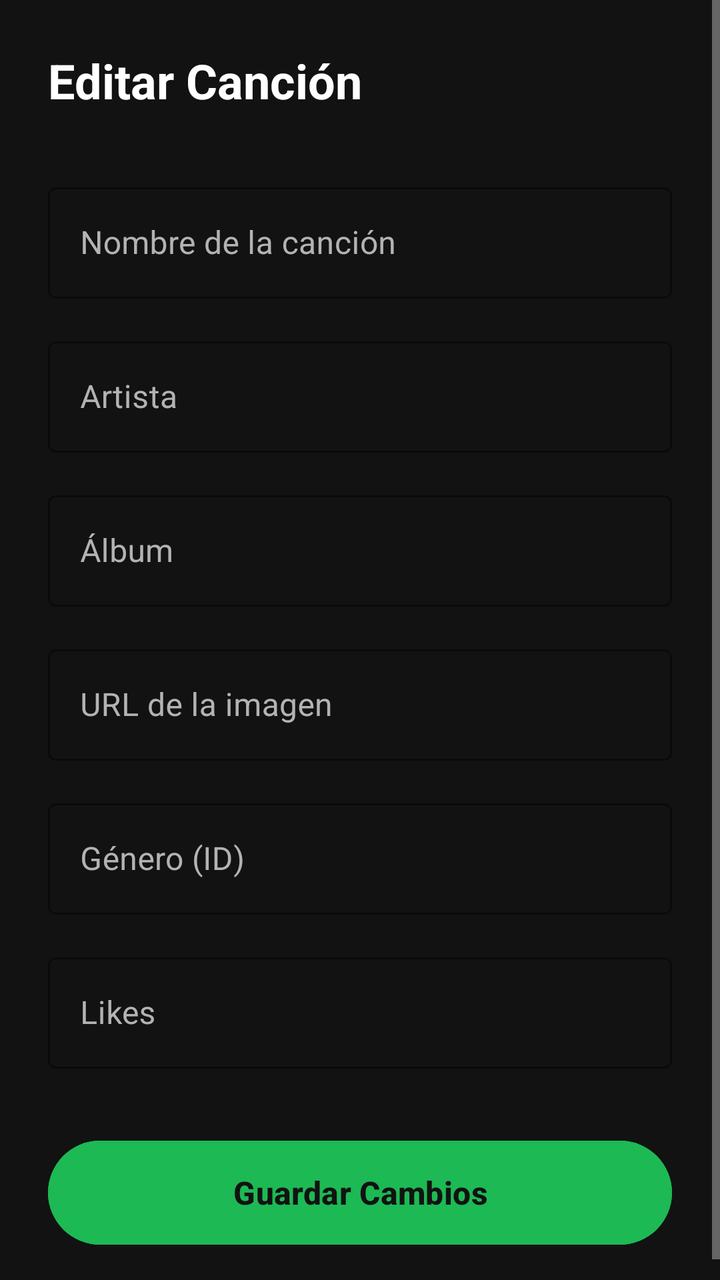
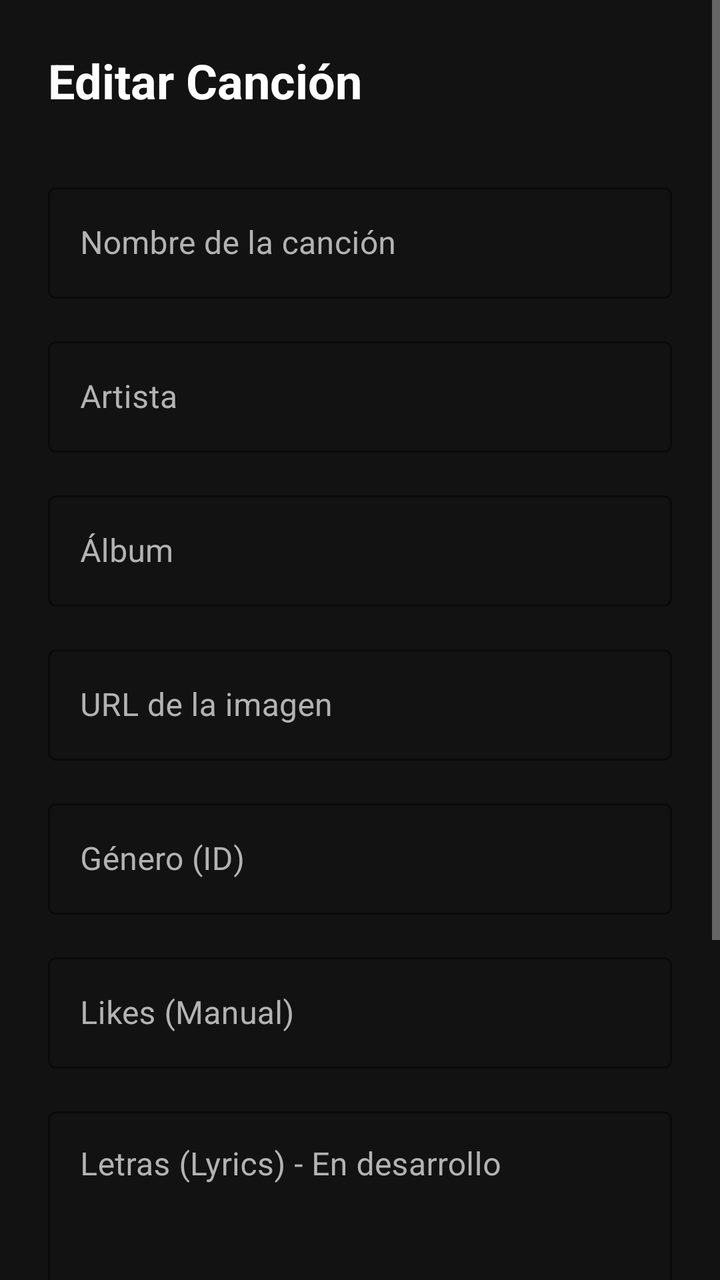

Before-and-after screenshots of an Android layout around one commit, followed by the original layout XML and the change that was made.
<!-- AndroidManifest.xml: application theme Theme.AppMusica -->
<!-- res/layout/activity_edit_cancion.xml -->
<?xml version="1.0" encoding="utf-8"?>
<ScrollView xmlns:android="http://schemas.android.com/apk/res/android"
    xmlns:app="http://schemas.android.com/apk/res-auto"
    android:layout_width="match_parent"
    android:layout_height="match_parent"
    android:background="@color/spotify_black"
    android:fillViewport="true">

    <LinearLayout
        android:layout_width="match_parent"
        android:layout_height="wrap_content"
        android:orientation="vertical"
        android:padding="24dp">

        <TextView
            android:layout_width="match_parent"
            android:layout_height="wrap_content"
            android:layout_marginBottom="32dp"
            android:text="Editar Canción"
            android:textColor="@color/white"
            android:textSize="24sp"
            android:textStyle="bold" />

        <com.google.android.material.textfield.TextInputLayout
            style="@style/Widget.MaterialComponents.TextInputLayout.OutlinedBox"
            android:layout_width="match_parent"
            android:layout_height="wrap_content"
            android:layout_marginBottom="16dp"
            android:hint="Nombre de la canción"
            android:textColorHint="@color/spotify_light_grey"
            app:boxStrokeColor="@color/spotify_green"
            app:hintTextColor="@color/spotify_green">

            <com.google.android.material.textfield.TextInputEditText
                android:id="@+id/editTextNombre"
                android:layout_width="match_parent"
                android:layout_height="wrap_content"
                android:textColor="@color/white" />
        </com.google.android.material.textfield.TextInputLayout>

        <com.google.android.material.textfield.TextInputLayout
            style="@style/Widget.MaterialComponents.TextInputLayout.OutlinedBox"
            android:layout_width="match_parent"
            android:layout_height="wrap_content"
            android:layout_marginBottom="16dp"
            android:hint="Artista"
            android:textColorHint="@color/spotify_light_grey"
            app:boxStrokeColor="@color/spotify_green"
            app:hintTextColor="@color/spotify_green">

            <com.google.android.material.textfield.TextInputEditText
                android:id="@+id/editTextArtista"
                android:layout_width="match_parent"
                android:layout_height="wrap_content"
                android:textColor="@color/white" />
        </com.google.android.material.textfield.TextInputLayout>

        <com.google.android.material.textfield.TextInputLayout
            style="@style/Widget.MaterialComponents.TextInputLayout.OutlinedBox"
            android:layout_width="match_parent"
            android:layout_height="wrap_content"
            android:layout_marginBottom="16dp"
            android:hint="Álbum"
            android:textColorHint="@color/spotify_light_grey"
            app:boxStrokeColor="@color/spotify_green"
            app:hintTextColor="@color/spotify_green">

            <com.google.android.material.textfield.TextInputEditText
                android:id="@+id/editTextAlbum"
                android:layout_width="match_parent"
                android:layout_height="wrap_content"
                android:textColor="@color/white" />
        </com.google.android.material.textfield.TextInputLayout>

        <com.google.android.material.textfield.TextInputLayout
            style="@style/Widget.MaterialComponents.TextInputLayout.OutlinedBox"
            android:layout_width="match_parent"
            android:layout_height="wrap_content"
            android:layout_marginBottom="16dp"
            android:hint="URL de la imagen"
            android:textColorHint="@color/spotify_light_grey"
            app:boxStrokeColor="@color/spotify_green"
            app:hintTextColor="@color/spotify_green">

            <com.google.android.material.textfield.TextInputEditText
                android:id="@+id/editTextImagen"
                android:layout_width="match_parent"
                android:layout_height="wrap_content"
                android:textColor="@color/white" />
        </com.google.android.material.textfield.TextInputLayout>

        <com.google.android.material.textfield.TextInputLayout
            style="@style/Widget.MaterialComponents.TextInputLayout.OutlinedBox"
            android:layout_width="match_parent"
            android:layout_height="wrap_content"
            android:layout_marginBottom="16dp"
            android:hint="Género (ID)"
            android:textColorHint="@color/spotify_light_grey"
            app:boxStrokeColor="@color/spotify_green"
            app:hintTextColor="@color/spotify_green">

            <com.google.android.material.textfield.TextInputEditText
                android:id="@+id/editTextGenero"
                android:layout_width="match_parent"
                android:layout_height="wrap_content"
                android:inputType="number"
                android:textColor="@color/white" />
        </com.google.android.material.textfield.TextInputLayout>

        <com.google.android.material.textfield.TextInputLayout
            style="@style/Widget.MaterialComponents.TextInputLayout.OutlinedBox"
            android:layout_width="match_parent"
            android:layout_height="wrap_content"
            android:layout_marginBottom="32dp"
            android:hint="Likes"
            android:textColorHint="@color/spotify_light_grey"
            app:boxStrokeColor="@color/spotify_green"
            app:hintTextColor="@color/spotify_green">

            <com.google.android.material.textfield.TextInputEditText
                android:id="@+id/editTextLikes"
                android:layout_width="match_parent"
                android:layout_height="wrap_content"
                android:inputType="number"
                android:textColor="@color/white" />
        </com.google.android.material.textfield.TextInputLayout>

        <Button
            android:id="@+id/btnUpdateCancion"
            android:layout_width="match_parent"
            android:layout_height="60dp"
            android:backgroundTint="@color/spotify_green"
            android:text="Guardar Cambios"
            android:textColor="@color/spotify_black"
            android:textSize="16sp"
            android:textStyle="bold"
            app:cornerRadius="30dp" />

    </LinearLayout>
</ScrollView>
<!-- resources referenced by this layout -->
<resources>
  <color name="spotify_black">#121212</color>
  <color name="spotify_green">#1DB954</color>
  <color name="spotify_light_grey">#B3B3B3</color>
  <color name="white">#FFFFFFFF</color>
  <style name="Theme.AppMusica" parent="Base.Theme.AppMusica">
          <item name="android:statusBarColor">@color/spotify_black</item>
          <item name="android:navigationBarColor">@color/spotify_black</item>
          <item name="android:windowLightStatusBar">false</item>
      </style>
  <style name="Base.Theme.AppMusica" parent="Theme.Material3.DayNight.NoActionBar">
          
          <item name="colorPrimary">@color/spotify_green</item>
          <item name="colorSurface">@color/spotify_dark_grey</item>
          <item name="android:windowBackground">@color/spotify_black</item>
          <item name="android:textColorPrimary">@color/white</item>
          <item name="android:textColorSecondary">@color/spotify_light_grey</item>
      </style>
  <color name="spotify_dark_grey">#181818</color>
</resources>

<!-- the commit's change to res/layout/activity_edit_cancion.xml (unified diff, before → after) -->
@@ -111,8 +111,8 @@
             style="@style/Widget.MaterialComponents.TextInputLayout.OutlinedBox"
             android:layout_width="match_parent"
             android:layout_height="wrap_content"
-            android:layout_marginBottom="32dp"
-            android:hint="Likes"
+            android:layout_marginBottom="16dp"
+            android:hint="Likes (Manual)"
             android:textColorHint="@color/spotify_light_grey"
             app:boxStrokeColor="@color/spotify_green"
             app:hintTextColor="@color/spotify_green">
@@ -122,6 +122,25 @@
                 android:layout_width="match_parent"
                 android:layout_height="wrap_content"
                 android:inputType="number"
+                android:textColor="@color/white" />
+        </com.google.android.material.textfield.TextInputLayout>
+
+        <com.google.android.material.textfield.TextInputLayout
+            style="@style/Widget.MaterialComponents.TextInputLayout.OutlinedBox"
+            android:layout_width="match_parent"
+            android:layout_height="wrap_content"
+            android:layout_marginBottom="32dp"
+            android:hint="Letras (Lyrics) - En desarrollo"
+            android:textColorHint="@color/spotify_light_grey"
+            app:boxStrokeColor="@color/spotify_green"
+            app:hintTextColor="@color/spotify_green">
+
+            <com.google.android.material.textfield.TextInputEditText
+                android:id="@+id/editTextLyrics"
+                android:layout_width="match_parent"
+                android:layout_height="200dp"
+                android:gravity="top"
+                android:inputType="textMultiLine"
                 android:textColor="@color/white" />
         </com.google.android.material.textfield.TextInputLayout>
 
